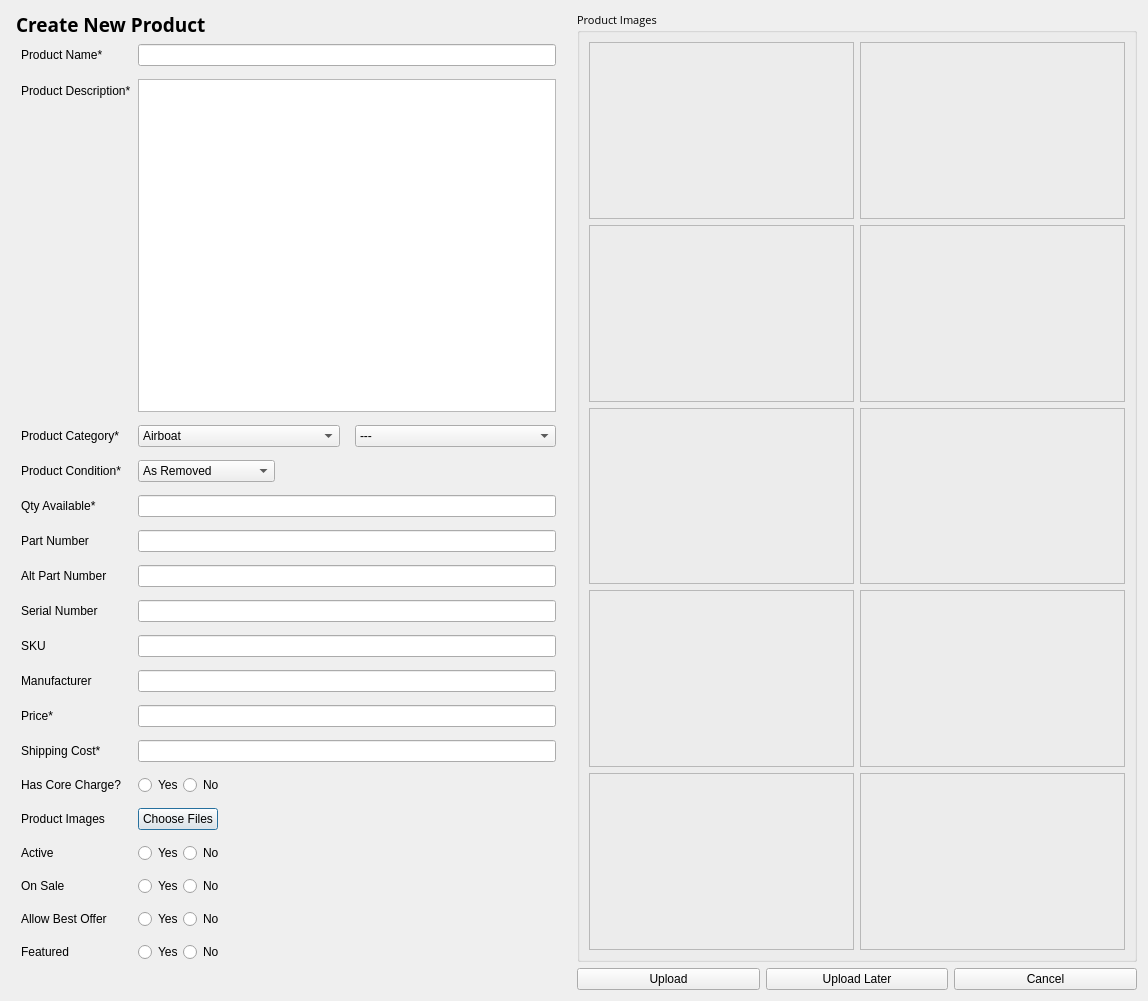
This is ui_redesign/assets/ui_files/newProductDialog.ui in jwfraustro/laughing-waddle as Qt 5 draws it before an edit. The edited form follows.
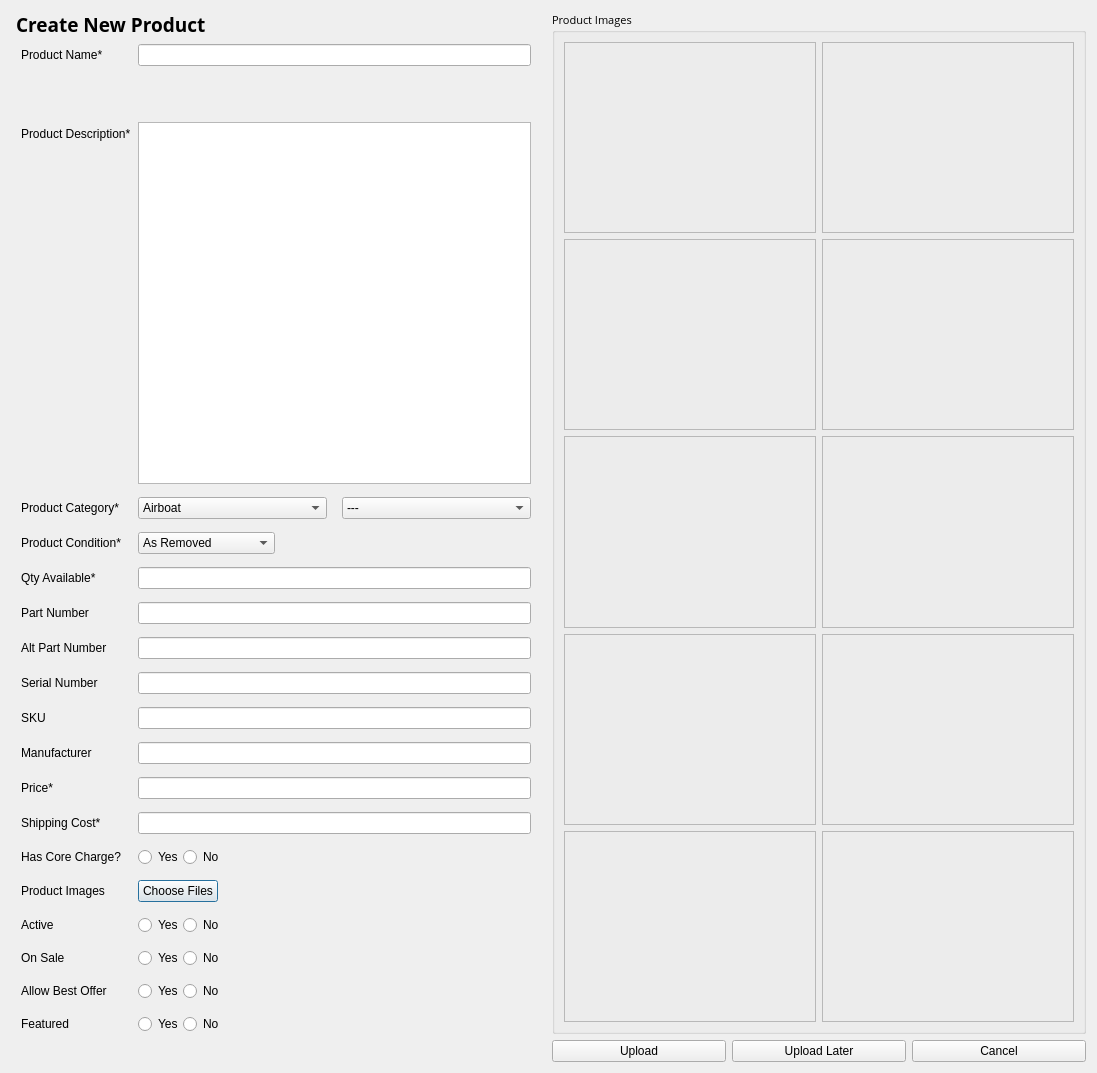
This is the edited form.

Diff of the .ui file:
```diff
--- a/ui_redesign/assets/ui_files/newProductDialog.ui
+++ b/ui_redesign/assets/ui_files/newProductDialog.ui
@@ -9,8 +9,8 @@
    <rect>
     <x>0</x>
     <y>0</y>
-    <width>1148</width>
-    <height>1001</height>
+    <width>1097</width>
+    <height>1073</height>
    </rect>
   </property>
   <property name="windowTitle">
@@ -68,28 +68,28 @@
        <item row="0" column="1">
         <widget class="QLineEdit" name="name_le"/>
        </item>
-       <item row="1" column="0">
+       <item row="2" column="0">
         <widget class="QLabel" name="desc_lbl">
          <property name="text">
           <string>Product Description*</string>
          </property>
         </widget>
        </item>
-       <item row="1" column="1">
+       <item row="2" column="1">
         <widget class="QTextEdit" name="desc_te">
          <property name="textInteractionFlags">
           <set>Qt::LinksAccessibleByKeyboard|Qt::LinksAccessibleByMouse|Qt::TextBrowserInteraction|Qt::TextEditable|Qt::TextEditorInteraction|Qt::TextSelectableByKeyboard|Qt::TextSelectableByMouse</set>
          </property>
         </widget>
        </item>
-       <item row="2" column="0">
+       <item row="3" column="0">
         <widget class="QLabel" name="cat_lbl">
          <property name="text">
           <string>Product Category*</string>
          </property>
         </widget>
        </item>
-       <item row="2" column="1">
+       <item row="3" column="1">
         <layout class="QHBoxLayout" name="horizontalLayout_10">
          <property name="spacing">
           <number>15</number>
@@ -195,14 +195,14 @@
          </item>
         </layout>
        </item>
-       <item row="3" column="0">
+       <item row="4" column="0">
         <widget class="QLabel" name="cond_lbl">
          <property name="text">
           <string>Product Condition*</string>
          </property>
         </widget>
        </item>
-       <item row="3" column="1">
+       <item row="4" column="1">
         <widget class="QComboBox" name="cond_options">
          <property name="sizePolicy">
           <sizepolicy hsizetype="Fixed" vsizetype="Fixed">
@@ -269,14 +269,14 @@
          </item>
         </widget>
        </item>
-       <item row="4" column="0">
+       <item row="5" column="0">
         <widget class="QLabel" name="qty_lbl">
          <property name="text">
           <string>Qty Available*</string>
          </property>
         </widget>
        </item>
-       <item row="4" column="1">
+       <item row="5" column="1">
         <widget class="QLineEdit" name="qty_le">
          <property name="sizePolicy">
           <sizepolicy hsizetype="Expanding" vsizetype="Fixed">
@@ -286,14 +286,14 @@
          </property>
         </widget>
        </item>
-       <item row="5" column="0">
+       <item row="6" column="0">
         <widget class="QLabel" name="mpn_lbl">
          <property name="text">
           <string>Part Number</string>
          </property>
         </widget>
        </item>
-       <item row="5" column="1">
+       <item row="6" column="1">
         <widget class="QLineEdit" name="pn_le">
          <property name="sizePolicy">
           <sizepolicy hsizetype="Expanding" vsizetype="Fixed">
@@ -303,14 +303,14 @@
          </property>
         </widget>
        </item>
-       <item row="6" column="0">
+       <item row="7" column="0">
         <widget class="QLabel" name="ampn_lbl">
          <property name="text">
           <string>Alt Part Number</string>
          </property>
         </widget>
        </item>
-       <item row="6" column="1">
+       <item row="7" column="1">
         <widget class="QLineEdit" name="apn_le">
          <property name="sizePolicy">
           <sizepolicy hsizetype="Expanding" vsizetype="Fixed">
@@ -320,14 +320,14 @@
          </property>
         </widget>
        </item>
-       <item row="7" column="0">
+       <item row="8" column="0">
         <widget class="QLabel" name="sn_lbl">
          <property name="text">
           <string>Serial Number</string>
          </property>
         </widget>
        </item>
-       <item row="7" column="1">
+       <item row="8" column="1">
         <widget class="QLineEdit" name="sn_le">
          <property name="sizePolicy">
           <sizepolicy hsizetype="Expanding" vsizetype="Fixed">
@@ -337,14 +337,14 @@
          </property>
         </widget>
        </item>
-       <item row="8" column="0">
+       <item row="9" column="0">
         <widget class="QLabel" name="sku_lbl">
          <property name="text">
           <string>SKU</string>
          </property>
         </widget>
        </item>
-       <item row="8" column="1">
+       <item row="9" column="1">
         <widget class="QLineEdit" name="sku_le">
          <property name="sizePolicy">
           <sizepolicy hsizetype="Expanding" vsizetype="Fixed">
@@ -354,14 +354,14 @@
          </property>
         </widget>
        </item>
-       <item row="9" column="0">
+       <item row="10" column="0">
         <widget class="QLabel" name="mfr_lbl">
          <property name="text">
           <string>Manufacturer</string>
          </property>
         </widget>
        </item>
-       <item row="9" column="1">
+       <item row="10" column="1">
         <widget class="QLineEdit" name="mfr_le">
          <property name="sizePolicy">
           <sizepolicy hsizetype="Expanding" vsizetype="Fixed">
@@ -371,14 +371,14 @@
          </property>
         </widget>
        </item>
-       <item row="10" column="0">
+       <item row="11" column="0">
         <widget class="QLabel" name="price_lbl">
          <property name="text">
           <string>Price*</string>
          </property>
         </widget>
        </item>
-       <item row="10" column="1">
+       <item row="11" column="1">
         <widget class="QLineEdit" name="price_le">
          <property name="sizePolicy">
           <sizepolicy hsizetype="Expanding" vsizetype="Fixed">
@@ -388,14 +388,14 @@
          </property>
         </widget>
        </item>
-       <item row="11" column="0">
+       <item row="12" column="0">
         <widget class="QLabel" name="ship_lbl">
          <property name="text">
           <string>Shipping Cost*</string>
          </property>
         </widget>
        </item>
-       <item row="11" column="1">
+       <item row="12" column="1">
         <widget class="QLineEdit" name="ship_le">
          <property name="sizePolicy">
           <sizepolicy hsizetype="Expanding" vsizetype="Fixed">
@@ -405,14 +405,14 @@
          </property>
         </widget>
        </item>
-       <item row="12" column="0">
+       <item row="13" column="0">
         <widget class="QLabel" name="core_lbl">
          <property name="text">
           <string>Has Core Charge?</string>
          </property>
         </widget>
        </item>
-       <item row="12" column="1">
+       <item row="13" column="1">
         <layout class="QHBoxLayout" name="horizontalLayout">
          <item>
           <widget class="QRadioButton" name="core_yes">
@@ -442,14 +442,14 @@
          </item>
         </layout>
        </item>
-       <item row="13" column="0">
+       <item row="14" column="0">
         <widget class="QLabel" name="img_lbl">
          <property name="text">
           <string>Product Images</string>
          </property>
         </widget>
        </item>
-       <item row="13" column="1">
+       <item row="14" column="1">
         <widget class="QPushButton" name="img_upload_btn">
          <property name="sizePolicy">
           <sizepolicy hsizetype="Fixed" vsizetype="Fixed">
@@ -462,14 +462,14 @@
          </property>
         </widget>
        </item>
-       <item row="14" column="0">
+       <item row="15" column="0">
         <widget class="QLabel" name="active_lbl">
          <property name="text">
           <string>Active</string>
          </property>
         </widget>
        </item>
-       <item row="14" column="1">
+       <item row="15" column="1">
         <layout class="QHBoxLayout" name="horizontalLayout_6">
          <item>
           <widget class="QRadioButton" name="active_yes">
@@ -493,14 +493,14 @@
          </item>
         </layout>
        </item>
-       <item row="15" column="0">
+       <item row="16" column="0">
         <widget class="QLabel" name="onsale_lbl">
          <property name="text">
           <string>On Sale</string>
          </property>
         </widget>
        </item>
-       <item row="15" column="1">
+       <item row="16" column="1">
         <layout class="QHBoxLayout" name="horizontalLayout_7">
          <item>
           <widget class="QRadioButton" name="sale_yes">
@@ -524,14 +524,14 @@
          </item>
         </layout>
        </item>
-       <item row="16" column="0">
+       <item row="17" column="0">
         <widget class="QLabel" name="offer_lbl">
          <property name="text">
           <string>Allow Best Offer</string>
          </property>
         </widget>
        </item>
-       <item row="16" column="1">
+       <item row="17" column="1">
         <layout class="QHBoxLayout" name="horizontalLayout_8">
          <item>
           <widget class="QRadioButton" name="offer_yes">
@@ -555,14 +555,14 @@
          </item>
         </layout>
        </item>
-       <item row="17" column="0">
+       <item row="18" column="0">
         <widget class="QLabel" name="feat_lbl">
          <property name="text">
           <string>Featured</string>
          </property>
         </widget>
        </item>
-       <item row="17" column="1">
+       <item row="18" column="1">
         <layout class="QHBoxLayout" name="horizontalLayout_9">
          <item>
           <widget class="QRadioButton" name="feat_yes">
@@ -586,6 +586,16 @@
          </item>
         </layout>
        </item>
+       <item row="1" column="1">
+        <widget class="QFrame" name="toolbarFrame">
+         <property name="minimumSize">
+          <size>
+           <width>0</width>
+           <height>30</height>
+          </size>
+         </property>
+        </widget>
+       </item>
       </layout>
      </item>
     </layout>
@@ -866,6 +876,13 @@
      </item>
     </layout>
    </item>
+   <item row="1" column="1">
+    <widget class="QLabel" name="label">
+     <property name="text">
+      <string/>
+     </property>
+    </widget>
+   </item>
   </layout>
  </widget>
  <resources/>
```
Left out of the diff: 51 changed lines with no effect on the pictures.
